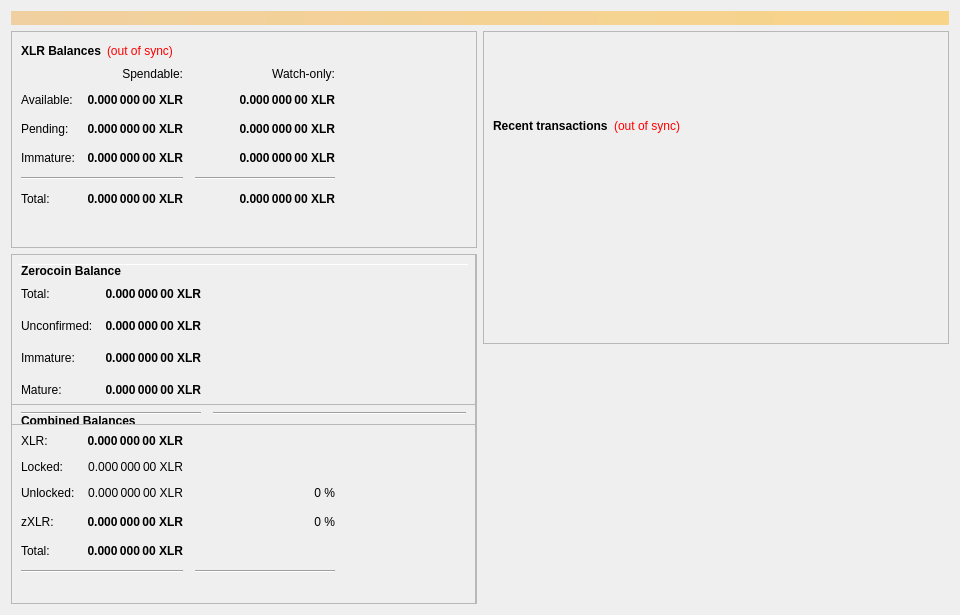
Qt form src/qt/forms/overviewpage.ui (listedlinked/newsvn) before a commit.
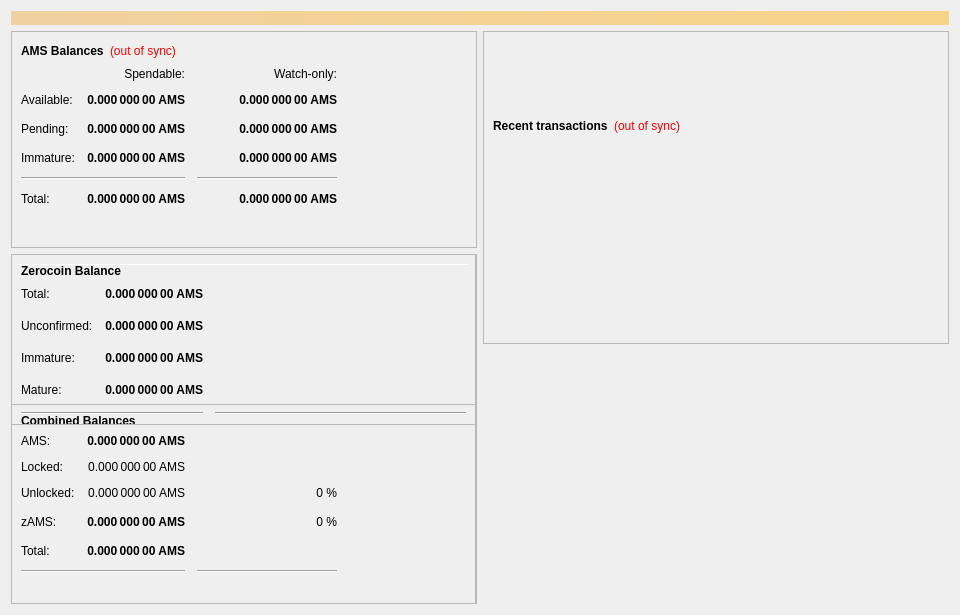
The same form after that commit.

Patch:
```diff
--- a/src/qt/forms/overviewpage.ui
+++ b/src/qt/forms/overviewpage.ui
@@ -60,7 +60,7 @@
                </font>
               </property>
               <property name="text">
-               <string>XLR Balances</string>
+               <string>AMS Balances</string>
               </property>
              </widget>
             </item>
@@ -118,7 +118,7 @@
                <string>Unconfirmed transactions to watch-only addresses</string>
               </property>
               <property name="text">
-               <string notr="true">0.000 000 00 XLR</string>
+               <string notr="true">0.000 000 00 AMS</string>
               </property>
               <property name="alignment">
                <set>Qt::AlignRight|Qt::AlignTrailing|Qt::AlignVCenter</set>
@@ -143,7 +143,7 @@
                <string>Total of transactions that have yet to be confirmed, and do not yet count toward the spendable balance</string>
               </property>
               <property name="text">
-               <string notr="true">0.000 000 00 XLR</string>
+               <string notr="true">0.000 000 00 AMS</string>
               </property>
               <property name="alignment">
                <set>Qt::AlignRight|Qt::AlignTrailing|Qt::AlignVCenter</set>
@@ -168,7 +168,7 @@
                <string>Staked or masternode rewards in watch-only addresses that has not yet matured</string>
               </property>
               <property name="text">
-               <string notr="true">0.000 000 00 XLR</string>
+               <string notr="true">0.000 000 00 AMS</string>
               </property>
               <property name="alignment">
                <set>Qt::AlignRight|Qt::AlignTrailing|Qt::AlignVCenter</set>
@@ -226,7 +226,7 @@
                <string>Staked or masternode rewards that has not yet matured</string>
               </property>
               <property name="text">
-               <string notr="true">0.000 000 00 XLR</string>
+               <string notr="true">0.000 000 00 AMS</string>
               </property>
               <property name="alignment">
                <set>Qt::AlignRight|Qt::AlignTrailing|Qt::AlignVCenter</set>
@@ -271,7 +271,7 @@
                <string>Your current total balance</string>
               </property>
               <property name="text">
-               <string notr="true">0.000 000 00 XLR</string>
+               <string notr="true">0.000 000 00 AMS</string>
               </property>
               <property name="alignment">
                <set>Qt::AlignRight|Qt::AlignTrailing|Qt::AlignVCenter</set>
@@ -296,7 +296,7 @@
                <string>Current total balance in watch-only addresses</string>
               </property>
               <property name="text">
-               <string notr="true">0.000 000 00 XLR</string>
+               <string notr="true">0.000 000 00 AMS</string>
               </property>
               <property name="alignment">
                <set>Qt::AlignRight|Qt::AlignTrailing|Qt::AlignVCenter</set>
@@ -338,7 +338,7 @@
                <string>Your current spendable balance</string>
               </property>
               <property name="text">
-               <string notr="true">0.000 000 00 XLR</string>
+               <string notr="true">0.000 000 00 AMS</string>
               </property>
               <property name="alignment">
                <set>Qt::AlignRight|Qt::AlignTrailing|Qt::AlignVCenter</set>
@@ -363,7 +363,7 @@
                <string>Your current balance in watch-only addresses</string>
               </property>
               <property name="text">
-               <string notr="true">0.000 000 00 XLR</string>
+               <string notr="true">0.000 000 00 AMS</string>
               </property>
               <property name="alignment">
                <set>Qt::AlignRight|Qt::AlignTrailing|Qt::AlignVCenter</set>
@@ -963,7 +963,7 @@
                 <string>Total of transactions that have yet to be confirmed, and do not yet count toward the spendable balance</string>
                </property>
                <property name="text">
-                <string notr="true">0.000 000 00 XLR</string>
+                <string notr="true">0.000 000 00 AMS</string>
                </property>
                <property name="alignment">
                 <set>Qt::AlignRight|Qt::AlignTrailing|Qt::AlignVCenter</set>
@@ -988,7 +988,7 @@
                 <string>Total Balance, including unconfirmed and immature coins.</string>
                </property>
                <property name="text">
-                <string notr="true">0.000 000 00 XLR</string>
+                <string notr="true">0.000 000 00 AMS</string>
                </property>
                <property name="alignment">
                 <set>Qt::AlignRight|Qt::AlignTrailing|Qt::AlignVCenter</set>
@@ -1021,7 +1021,7 @@
              <item row="1" column="0">
               <widget class="QLabel" name="labelBalanceTextz">
                <property name="text">
-                <string>XLR:</string>
+                <string>AMS:</string>
                </property>
               </widget>
              </item>
@@ -1040,7 +1040,7 @@
                 <string>Your current spendable balance</string>
                </property>
                <property name="text">
-                <string notr="true">0.000 000 00 XLR</string>
+                <string notr="true">0.000 000 00 AMS</string>
                </property>
                <property name="alignment">
                 <set>Qt::AlignRight|Qt::AlignTrailing|Qt::AlignVCenter</set>
@@ -1056,7 +1056,7 @@
                 <string/>
                </property>
                <property name="text">
-                <string>zXLR:</string>
+                <string>zAMS:</string>
                </property>
               </widget>
              </item>
@@ -1090,7 +1090,7 @@
                 <string>Locked XLR or Masternode collaterals. These are excluded from zXLR minting.</string>
                </property>
                <property name="text">
-                <string>0.000 000 00 XLR</string>
+                <string>0.000 000 00 AMS</string>
                </property>
                <property name="alignment">
                 <set>Qt::AlignRight|Qt::AlignTrailing|Qt::AlignVCenter</set>
@@ -1123,7 +1123,7 @@
                 <string>Unlocked XLRs. These can be used for zXLR minting.</string>
                </property>
                <property name="text">
-                <string>0.000 000 00 XLR</string>
+                <string>0.000 000 00 AMS</string>
                </property>
                <property name="alignment">
                 <set>Qt::AlignRight|Qt::AlignTrailing|Qt::AlignVCenter</set>
@@ -1234,7 +1234,7 @@
                 <string>All available zXLR, unconfirmed and immature zXLR included.</string>
                </property>
                <property name="text">
-                <string notr="true">0.000 000 00 XLR</string>
+                <string notr="true">0.000 000 00 AMS</string>
                </property>
                <property name="alignment">
                 <set>Qt::AlignRight|Qt::AlignTrailing|Qt::AlignVCenter</set>
@@ -1312,7 +1312,7 @@
 These zXLR are spendable.</string>
                </property>
                <property name="text">
-                <string>0.000 000 00 XLR</string>
+                <string>0.000 000 00 AMS</string>
                </property>
                <property name="alignment">
                 <set>Qt::AlignRight|Qt::AlignTrailing|Qt::AlignVCenter</set>
@@ -1343,7 +1343,7 @@
 Immature: confirmed, but less than 3 mints of the same denomination after it was minted</string>
                </property>
                <property name="text">
-                <string>0.000 000 00 XLR</string>
+                <string>0.000 000 00 AMS</string>
                </property>
                <property name="alignment">
                 <set>Qt::AlignRight|Qt::AlignTrailing|Qt::AlignVCenter</set>
@@ -1387,7 +1387,7 @@
 Immature: confirmed, but less than 3 mints of the same denomination after it was minted</string>
                </property>
                <property name="text">
-                <string>0.000 000 00 XLR</string>
+                <string>0.000 000 00 AMS</string>
                </property>
                <property name="alignment">
                 <set>Qt::AlignRight|Qt::AlignTrailing|Qt::AlignVCenter</set>
```
Left out of the diff: 22 changed lines with no effect on the pictures.
